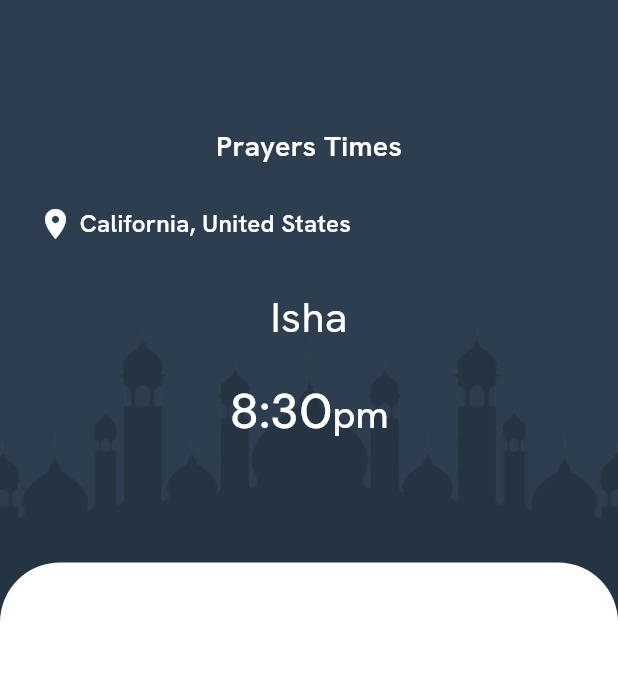
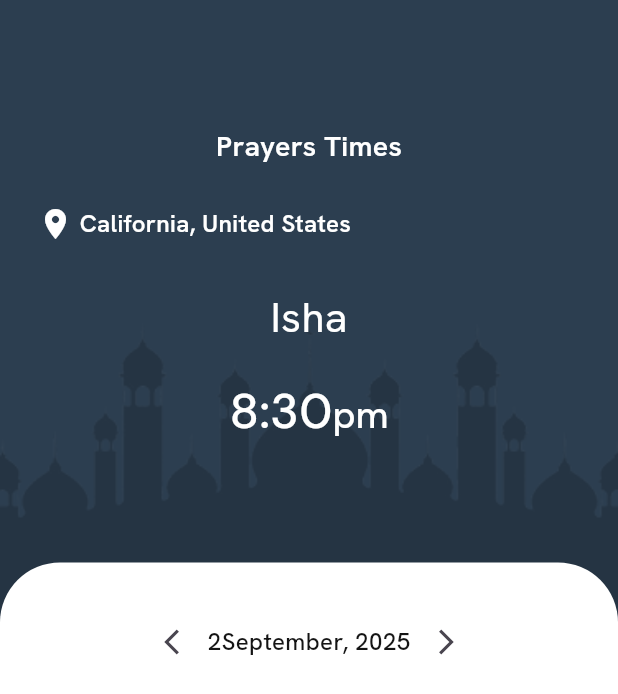
Before and after one commit to Kubbany/we-pray-tasks, a Flutter app: the screen it shows after launch, on a phone screen of 412 x 824 dp. Shown: the top 694 px of the screen. Run offline on Flutter 3.47's test engine with Material 3 defaults, Android fonts, the phone set to English and light mode, and no system bars; our stand-ins replace adhan, dartz, flutter_bloc, flutter_compass, geocoding, geolocator and 1 more.

Commit message:
date picker widget almost done

```diff
--- /dev/null
+++ b/lib/features/prayers/presentation/views/widgets/date_picker.dart
@@ -0,0 +1,73 @@
+import 'package:flutter/material.dart';
+import 'package:intl/intl.dart';
+import 'package:we_pray_tasks/core/utils/app_styles.dart';
+
+class DatePicker extends StatefulWidget {
+  const DatePicker({super.key, required this.onDateChanged});
+  final ValueChanged<DateTime> onDateChanged;
+  @override
+  State<DatePicker> createState() => _DatePickerState();
+}
+
+class _DatePickerState extends State<DatePicker> {
+  late DateTime _selectedDate;
+  @override
+  void initState() {
+    super.initState();
+    _selectedDate = DateTime.now();
+  }
+
+  @override
+  Widget build(BuildContext context) {
+    final String formattedDate = DateFormat('dMMMM, yyyy').format(_selectedDate);
+    return Row(
+      mainAxisAlignment: MainAxisAlignment.center,
+      children: [
+        IconButton(
+          icon: const Icon(
+            Icons.arrow_back_ios_new,
+            size: 20,
+          ),
+          onPressed: () => _changeDate(-1),
+        ),
+        InkWell(
+          onTap: _pickDate,
+          child: Text(
+            formattedDate,
+            style: AppStyles.mediumHanken16,
+          ),
+        ),
+        IconButton(
+          icon: const Icon(
+            Icons.arrow_forward_ios,
+            size: 20,
+          ),
+          onPressed: () => _changeDate(1),
+        ),
+      ],
+    );
+  }
+
+  void _changeDate(int days) {
+    setState(
+      () {
+        _selectedDate = _selectedDate.add(Duration(days: days));
+      },
+    );
+    widget.onDateChanged(_selectedDate);
+  }
+
+  Future<void> _pickDate() async {
+    final DateTime? picked = await showDatePicker(
+      context: context,
+      initialDate: _selectedDate,
+      firstDate: DateTime(2000),
+      lastDate: DateTime(2100),
+    );
+
+    if (picked != null && picked != _selectedDate) {
+      setState(() => _selectedDate = picked);
+      widget.onDateChanged(_selectedDate);
+    }
+  }
+}
--- a/lib/features/prayers/presentation/views/widgets/prayers_time_section.dart
+++ b/lib/features/prayers/presentation/views/widgets/prayers_time_section.dart
@@ -1,5 +1,6 @@
 import 'package:flutter/material.dart';
 import 'package:we_pray_tasks/core/utils/widgets/custom_body_container.dart';
+import 'package:we_pray_tasks/features/prayers/presentation/views/widgets/date_picker.dart';
 
 class PrayersTimeSection extends StatelessWidget {
   const PrayersTimeSection({
@@ -8,11 +9,11 @@ class PrayersTimeSection extends StatelessWidget {
 
   @override
   Widget build(BuildContext context) {
-    return const CustomBodyContainer(
+    return CustomBodyContainer(
       child: Column(
         children: [
-          SizedBox(
-            height: 37,
+          DatePicker(
+            onDateChanged: (date) {},
           ),
         ],
       ),
```
Also changed, not shown: pubspec.yaml (+8 -15 lines), pubspec.lock.
